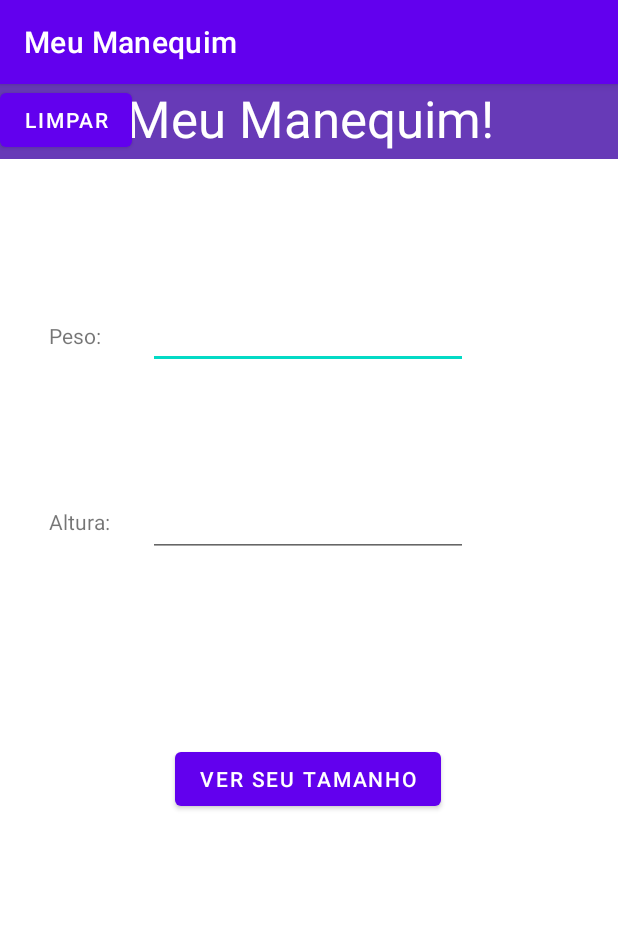
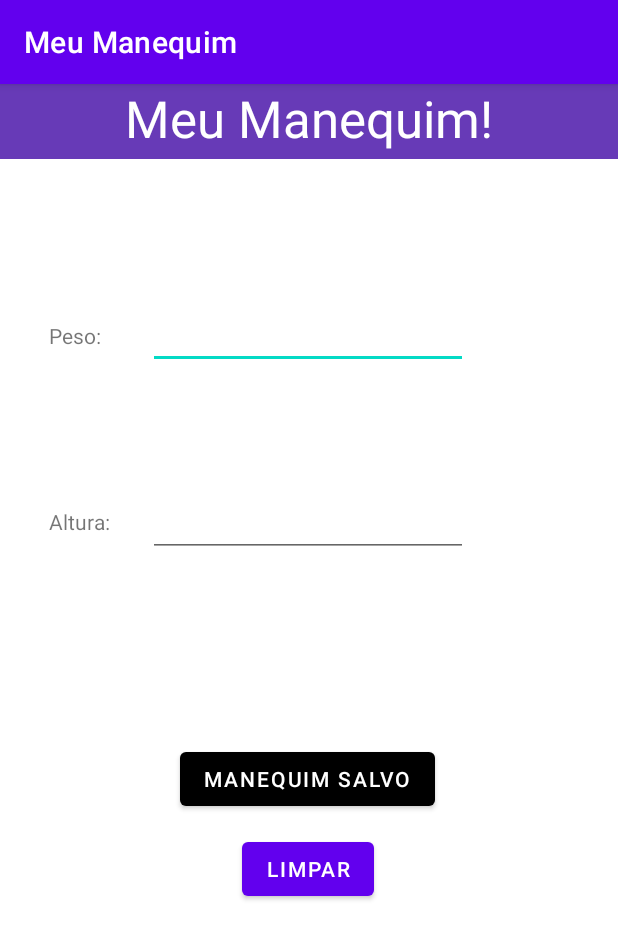
Before and after one commit to avila444/androidManequim, an Android app: the screen it shows after launch (MainActivity), after a tap on "LIMPAR", on a phone screen of 412 x 824 dp. Shown: the top 939 px of the screen. Run offline under Robolectric (Android 15) with nearby library versions, the phone set to English and light mode, and no system bars.

Commit message:
tentei arrumar o manequim

```diff
--- a/androidManequim/MyApplication/app/src/main/java/com/example/myapplication/MainActivity.java
+++ b/androidManequim/MyApplication/app/src/main/java/com/example/myapplication/MainActivity.java
@@ -1,6 +1,7 @@
 package com.example.myapplication;
 
 import androidx.appcompat.app.AppCompatActivity;
+import androidx.core.content.ContextCompat;
 
 import android.content.Context;
 import android.content.SharedPreferences;
@@ -61,7 +62,6 @@ public class MainActivity extends AppCompatActivity {
         editor.putString("Peso", mostraPeso);
         editor.putString("Altura", mostraAltura);
         editor.apply();
-
     }
 
     public void notificaLimpar(View view){
@@ -72,9 +72,45 @@ public class MainActivity extends AppCompatActivity {
         editor.remove("Peso");
         editor.remove("Altura");
         editor.apply();
+
+        if(BmostraPeso == null && BmostraAltura == null){
+            botaoEnviar.setText("Ver seu tamanho");
+            int bgcolor = ContextCompat.getColor(this, R.color.purple_200);
+            int textcolor = ContextCompat.getColor(this, R.color.white);
+
+            botaoEnviar.setBackgroundColor(bgcolor);
+            botaoEnviar.setTextColor(textcolor);
+        }
+        else{
+            botaoEnviar.setText("Manequim Salvo");
+            int bgcolor = ContextCompat.getColor(this, R.color.black);
+            int textcolor = ContextCompat.getColor(this, R.color.white);
+
+            botaoEnviar.setBackgroundColor(bgcolor);
+            botaoEnviar.setTextColor(textcolor);
+        }
+
     }
 
     public int confereTudo(String peso, String altura){
+
+        if(BmostraPeso == null && BmostraAltura == null){
+            botaoEnviar.setText("Ver seu tamanho");
+            int bgcolor = ContextCompat.getColor(this, R.color.purple_200);
+            int textcolor = ContextCompat.getColor(this, R.color.white);
+
+            botaoEnviar.setBackgroundColor(bgcolor);
+            botaoEnviar.setTextColor(textcolor);
+        }
+        else{
+            botaoEnviar.setText("Manequim Salvo");
+            int bgcolor = ContextCompat.getColor(this, R.color.black);
+            int textcolor = ContextCompat.getColor(this, R.color.white);
+
+            botaoEnviar.setBackgroundColor(bgcolor);
+            botaoEnviar.setTextColor(textcolor);
+        }
+
         int intPeso = Integer.parseInt(peso);
         int intAltura = Integer.parseInt(altura) / 100;
         float imc = intPeso/(intAltura*intAltura);
--- a/androidManequim/MyApplication/app/src/main/res/layout/activity_main.xml
+++ b/androidManequim/MyApplication/app/src/main/res/layout/activity_main.xml
@@ -20,7 +20,7 @@
 
     <TextView
         android:id="@+id/textView5"
-        android:layout_width="414dp"
+        android:layout_width="412dp"
         android:layout_height="50dp"
         android:background="#673AB7"
         android:text="Meu Manequim!"
@@ -30,11 +30,11 @@
         app:layout_constraintTop_toTopOf="parent" />
 
     <Button
-        android:onClick="clickBotao"
         android:id="@+id/botaoEnviar"
         android:layout_width="wrap_content"
         android:layout_height="wrap_content"
         android:layout_marginTop="124dp"
+        android:onClick="clickBotao"
         android:text="Ver seu tamanho"
         app:layout_constraintBottom_toBottomOf="parent"
         app:layout_constraintEnd_toEndOf="parent"
@@ -46,8 +46,12 @@
     <Button
         android:layout_width="wrap_content"
         android:layout_height="wrap_content"
+        android:layout_marginTop="12dp"
+        android:onClick="notificaLimpar"
         android:text="Limpar"
-        android:onClick="notificaLimpar"/>
+        app:layout_constraintEnd_toEndOf="@+id/botaoEnviar"
+        app:layout_constraintStart_toStartOf="@+id/botaoEnviar"
+        app:layout_constraintTop_toBottomOf="@+id/botaoEnviar" />
 
     <TextView
         android:id="@+id/textView2"
```
